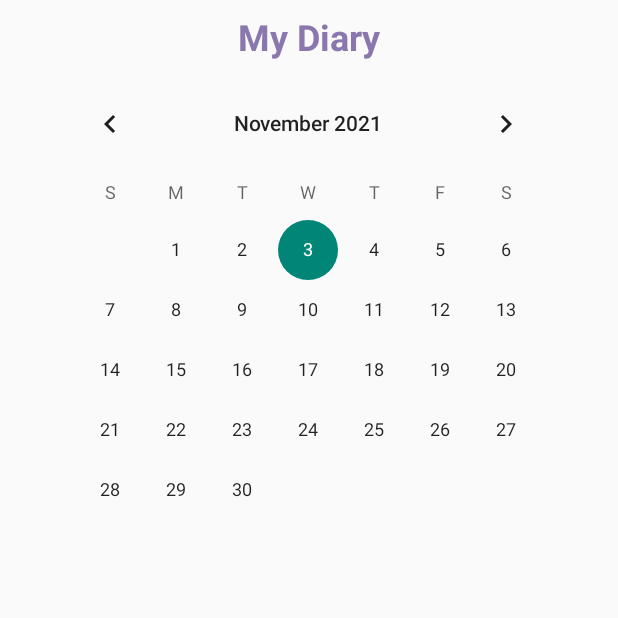
After one commit to kyj6118/Dontfail, an Android app: the MyDiaryActivity screen opened directly, with no data from a screen before it, on a phone screen of 412 x 824 dp, the top half of it. The commit adds this screen. Run offline under Robolectric (Android 15) with nearby library versions, the phone set to English and light mode, and no system bars.

Commit message:
달력부분

```diff
--- a/app/src/main/AndroidManifest.xml
+++ b/app/src/main/AndroidManifest.xml
@@ -17,7 +17,8 @@
         android:roundIcon="@mipmap/ic_launcher_round"
         android:supportsRtl="true"
         android:theme="@style/Theme.Final">
-        <activity android:name=".Schdule.CourseActivity"></activity>
+        <activity android:name=".Schdule.MyDiaryActivity"></activity>
+        <activity android:name=".Schdule.CourseActivity" />
         <!--
              The API key for Google Maps-based APIs is defined as a string resource.
              (See the file "res/values/google_maps_api.xml").
--- a/app/src/main/java/com/example/afinal/fragmants/MapFragment.kt
+++ b/app/src/main/java/com/example/afinal/fragmants/MapFragment.kt
@@ -9,10 +9,7 @@ import android.view.ViewGroup
 import androidx.databinding.DataBindingUtil
 import androidx.navigation.findNavController
 import com.example.afinal.R
-import com.example.afinal.board.FreeBoardActivity
-import com.example.afinal.databinding.FragmentClassBinding
 import com.example.afinal.databinding.FragmentMapBinding
-import com.example.afinal.map.MapsActivity
 
 
 class MapFragment : Fragment() {
--- /dev/null
+++ b/app/src/main/res/layout/activity_my_diary.xml
@@ -0,0 +1,127 @@
+<?xml version="1.0" encoding="utf-8"?>
+<androidx.constraintlayout.widget.ConstraintLayout
+    xmlns:android="http://schemas.android.com/apk/res/android"
+    xmlns:app="http://schemas.android.com/apk/res-auto"
+    xmlns:tools="http://schemas.android.com/tools"
+    android:layout_width="match_parent"
+    android:layout_height="match_parent"
+    tools:context=".Schdule.MyDiaryActivity">
+
+    <CalendarView
+        android:layout_width="wrap_content"
+        android:layout_height="wrap_content"
+        android:id="@+id/calendarView"
+        app:layout_constraintStart_toStartOf="parent"
+        android:layout_marginLeft="8dp" android:layout_marginStart="8dp" app:layout_constraintEnd_toEndOf="parent"
+        android:layout_marginEnd="8dp" android:layout_marginRight="8dp"
+        app:layout_constraintHorizontal_bias="0.488" android:layout_marginTop="8dp"
+        app:layout_constraintTop_toBottomOf="@+id/title"/>
+
+    <TextView
+        android:textColor="@color/black"
+        android:id="@+id/diaryTextView"
+        android:layout_width="0dp"
+        android:layout_height="wrap_content"
+        android:gravity= "center"
+        android:layout_marginTop="16dp"
+        app:layout_constraintTop_toBottomOf="@+id/calendarView"
+        app:layout_constraintEnd_toEndOf="parent"
+        android:layout_marginEnd="8dp"
+        android:layout_marginRight="8dp"
+        app:layout_constraintStart_toStartOf="parent"
+        android:layout_marginLeft="8dp"
+        android:layout_marginStart="8dp"
+        android:textAppearance="@style/TextAppearance.AppCompat.Large"/>
+
+    <EditText
+        android:textColor="@color/black"
+        android:id="@+id/contextEditText"
+        android:layout_width="0dp"
+        android:layout_height="116dp"
+        android:inputType="textMultiLine"
+        android:ems="10"
+        app:layout_constraintTop_toBottomOf="@+id/diaryTextView"
+        android:layout_marginTop="16dp"
+        android:hint="Write content"
+        android:layout_marginEnd="8dp"
+        app:layout_constraintEnd_toEndOf="parent"
+        android:layout_marginRight="8dp"
+        android:layout_marginStart="8dp"
+        app:layout_constraintStart_toStartOf="parent"
+        android:layout_marginLeft="8dp"
+        android:visibility="invisible"/>
+
+    <TextView
+        android:layout_width="0dp"
+        android:layout_height="0dp"
+        android:id="@+id/diaryContent"
+        app:layout_constraintTop_toTopOf="@+id/contextEditText"
+        app:layout_constraintBottom_toBottomOf="@+id/contextEditText"
+        app:layout_constraintEnd_toEndOf="parent"
+        android:layout_marginEnd="8dp" android:layout_marginRight="8dp"
+        app:layout_constraintStart_toStartOf="@+id/contextEditText" android:layout_marginLeft="8dp"
+        android:layout_marginStart="8dp" android:visibility="invisible"/>
+
+    <TextView
+        android:id="@+id/title"
+        android:layout_width="0dp"
+        android:layout_height="wrap_content"
+        android:layout_marginStart="8dp"
+        android:layout_marginTop="8dp"
+        android:layout_marginEnd="8dp"
+        android:gravity="center"
+        android:text="My Diary"
+        android:textAppearance="@style/TextAppearance.AppCompat.Large"
+        android:textColor="@color/maincolor"
+        android:textSize="24sp"
+        android:textStyle="bold"
+        app:layout_constraintEnd_toEndOf="parent"
+        app:layout_constraintStart_toStartOf="parent"
+        app:layout_constraintTop_toTopOf="parent" />
+
+    <Button
+        android:text="write"
+        android:layout_width="0dp"
+        android:layout_marginBottom="20dp"
+        android:layout_height="wrap_content"
+        android:id="@+id/saveBtn"
+        android:layout_marginTop="16dp"
+        app:layout_constraintTop_toBottomOf="@+id/contextEditText"
+        app:layout_constraintEnd_toEndOf="parent"
+        android:layout_marginEnd="8dp"
+        android:layout_marginRight="8dp"
+        app:layout_constraintStart_toStartOf="parent"
+        android:layout_marginLeft="8dp"
+        android:layout_marginStart="8dp"
+        android:visibility="invisible"
+        android:background="@drawable/radious_maincolor"/>
+
+    <Button
+        android:text="Modify"
+        android:background="@drawable/radious_maincolor"
+        android:layout_width="180dp"
+        android:layout_height="wrap_content"
+        android:id="@+id/updateBtn"
+        app:layout_constraintBaseline_toBaselineOf="@+id/saveBtn"
+        app:layout_constraintStart_toStartOf="parent"
+        android:layout_marginLeft="8dp"
+        android:layout_marginStart="8dp"
+        app:layout_constraintEnd_toStartOf="@+id/deleteBtn"
+        android:layout_marginEnd="8dp"
+        android:layout_marginRight="8dp"
+        android:visibility="invisible"/>
+
+    <Button
+        android:text="Delete"
+        android:background="@drawable/radious_maincolor"
+        android:layout_width="176dp"
+        android:layout_height="wrap_content"
+        android:id="@+id/deleteBtn"
+        app:layout_constraintBaseline_toBaselineOf="@+id/updateBtn"
+        app:layout_constraintEnd_toEndOf="@+id/saveBtn"
+        android:layout_marginEnd="8dp"
+        android:layout_marginRight="8dp"
+        android:visibility="invisible">
+    </Button>
+
+</androidx.constraintlayout.widget.ConstraintLayout>
```
Also changed, not shown: app/src/main/java/com/example/afinal/Schdule/MyDiaryActivity.kt (added, +149 -0 lines), app/src/main/java/com/example/afinal/fragmants/ClassFragment.kt (+7 -0 lines), app/src/main/java/com/example/afinal/map/MapsActivity.kt (deleted, +0 -49 lines), app/src/main/res/layout/activity_maps.xml (deleted, +0 -9 lines).
